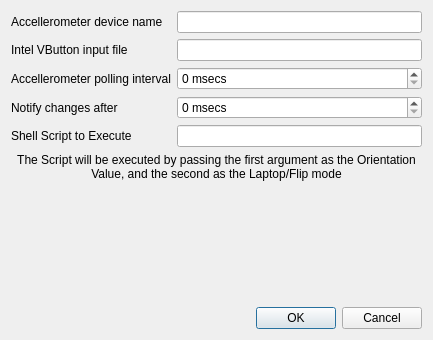
Above: settingsdialog.ui from PxPert/OrientationManager before the change. Below: the same form after it.
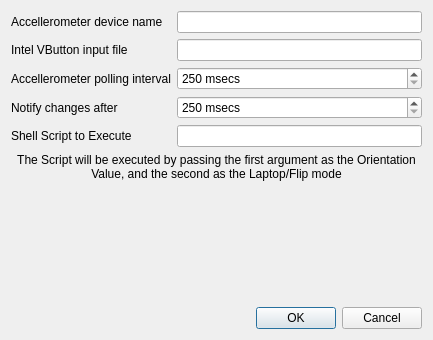
That is the form after the change.

Commit message: - Fix spinbox limits in settings ui

The edit to the form file:
```diff
--- a/settingsdialog.ui
+++ b/settingsdialog.ui
@@ -51,6 +51,12 @@
        <property name="suffix">
         <string> msecs</string>
        </property>
+       <property name="minimum">
+        <number>250</number>
+       </property>
+       <property name="maximum">
+        <number>10000</number>
+       </property>
       </widget>
      </item>
      <item row="3" column="0">
@@ -65,6 +71,12 @@
        <property name="suffix">
         <string> msecs</string>
        </property>
+       <property name="minimum">
+        <number>250</number>
+       </property>
+       <property name="maximum">
+        <number>10000</number>
+       </property>
       </widget>
      </item>
      <item row="4" column="0">
```
